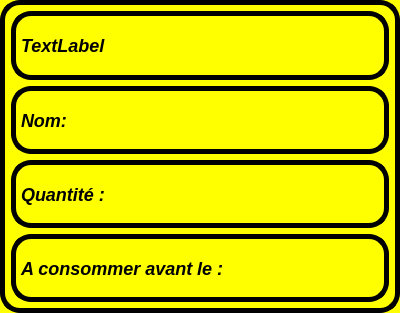
The window that vignetteingredient.ui (ACoupat/Refrigestion) describes before a commit, drawn with Qt 5.
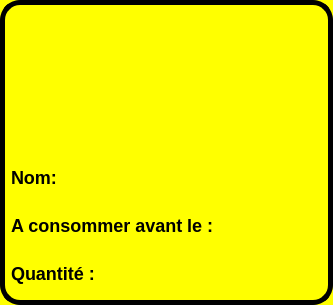
The same window after the commit. Icons and pictures are not drawn.

Commit message: Version potable de l'affichage des vignettes.

Patch:
```diff
--- a/vignetteingredient.ui
+++ b/vignetteingredient.ui
@@ -9,8 +9,8 @@
    <rect>
     <x>0</x>
     <y>0</y>
-    <width>400</width>
-    <height>313</height>
+    <width>333</width>
+    <height>305</height>
    </rect>
   </property>
   <property name="windowTitle">
@@ -19,8 +19,11 @@
   <property name="windowOpacity">
    <double>1.000000000000000</double>
   </property>
+  <property name="autoFillBackground">
+   <bool>true</bool>
+  </property>
   <property name="styleSheet">
-   <string notr="true">QWidget
+   <string notr="true">QWidget#VignetteIngredient
 {
 	border: 5px solid black;
 	background-color : yellow;
@@ -28,14 +31,12 @@
 }
 QLabel
 {
-	font: bold italic 18px;
+	font: bold 18px;
 }
                        </string>
   </property>
   <layout class="QVBoxLayout" name="verticalLayout_2">
    <item>
-    <layout class="QVBoxLayout" name="verticalLayout">
-     <item>
       <widget class="QLabel" name="imageLabel">
        <property name="enabled">
         <bool>true</bool>
@@ -46,11 +47,27 @@
          <height>69</height>
         </size>
        </property>
+     <property name="autoFillBackground">
+      <bool>false</bool>
+     </property>
+     <property name="styleSheet">
+      <string notr="true">QLabel#imageLabel
+{
+	/*background-image:url(:/Images/tomate.jpg)*/
+	border-image: url(:/Images/tomate.jpg) 0 0 0 0 stretch stretch;
+	background-size :auto;
+}</string>
+     </property>
        <property name="text">
-        <string>TextLabel</string>
+      <string/>
+     </property>
+     <property name="scaledContents">
+      <bool>true</bool>
        </property>
       </widget>
      </item>
+   <item>
+    <layout class="QVBoxLayout" name="verticalLayout">
      <item>
       <widget class="QLabel" name="nomLabel">
        <property name="text">
@@ -58,13 +75,6 @@
        </property>
       </widget>
      </item>
-     <item>
-      <widget class="QLabel" name="qteLabel">
-       <property name="text">
-        <string>Quantité :</string>
-       </property>
-      </widget>
-     </item>
      <item>
       <widget class="QLabel" name="dateLabel">
        <property name="text">
@@ -72,6 +82,13 @@
        </property>
       </widget>
      </item>
+     <item>
+      <widget class="QLabel" name="qteLabel">
+       <property name="text">
+        <string>Quantité :</string>
+       </property>
+      </widget>
+     </item>
     </layout>
    </item>
   </layout>
```
Lines whose indentation alone changed are shown as unchanged. The commit also changes 5 other files.
